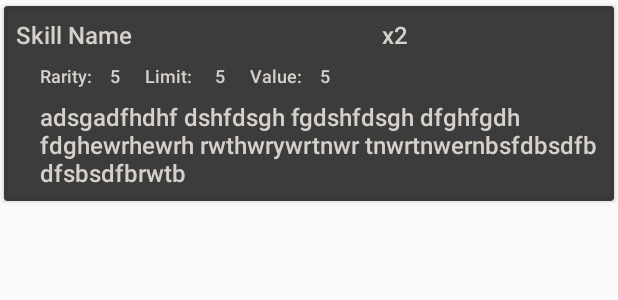
After one commit to rhinocerbus/challenge_3, an Android app: the layout item_crafting_material.xml on its own in the app's theme, with its tools: preview values and no code run, on a phone screen of 412 x 824 dp. The commit adds this screen. Shown: the top 300 px of the screen. Run offline under Robolectric (Android 15) with nearby library versions, the phone set to English and light mode, and no system bars; network calls fail.

Commit message:
add crafting info to item details

```diff
--- a/challenge/app/src/main/java/com/example/challenge/view/armor_list/ArmorDetailsBottomSheet.kt
+++ b/challenge/app/src/main/java/com/example/challenge/view/armor_list/ArmorDetailsBottomSheet.kt
@@ -30,6 +30,7 @@ class ArmorDetailsBottomSheet(private val armorListViewModel: ArmorListViewModel
     val summaryAdapter: ArmorListAdapter = ArmorListAdapter()
     val setAdapter: ArmorListAdapter = ArmorListAdapter()
     val skillsAdapter: ArmorSkillAdapter = ArmorSkillAdapter()
+    val craftingAdapter: CraftingAdapter = CraftingAdapter()
     lateinit var itemSummary: ArmorListAdapter.ArmorPieceViewHolder
     val selectionUpdate = MutableLiveData<ArmorPiece>()
 
@@ -87,6 +88,10 @@ class ArmorDetailsBottomSheet(private val armorListViewModel: ArmorListViewModel
             skillsAdapter.updateData(detailPiece.skills)
         }
 
+        crafting_recycler.adapter = craftingAdapter
+        craftingAdapter.updateViewType(crafting_recycler)
+        craftingAdapter.updateData(detailPiece.crafting)
+
         if(detailPiece.armorSet.bonus != null) {
             set_bonus_group.visibility = View.VISIBLE
             set_bonus.text = detailPiece.armorSet.bonus.toString()
--- /dev/null
+++ b/challenge/app/src/main/res/layout/item_crafting_material.xml
@@ -0,0 +1,103 @@
+<?xml version="1.0" encoding="utf-8"?>
+<androidx.cardview.widget.CardView xmlns:android="http://schemas.android.com/apk/res/android"
+    xmlns:app="http://schemas.android.com/apk/res-auto"
+    xmlns:tools="http://schemas.android.com/tools"
+    android:layout_width="match_parent"
+    android:layout_height="wrap_content"
+    app:cardBackgroundColor="@color/colorItemBackground"
+    app:cardUseCompatPadding="true">
+
+    <LinearLayout
+        android:layout_width="match_parent"
+        android:layout_height="wrap_content"
+        android:background="?selectableItemBackground"
+        android:orientation="vertical"
+        android:padding="@dimen/margin_small">
+
+        <LinearLayout
+            android:layout_width="match_parent"
+            android:layout_height="wrap_content"
+            android:orientation="horizontal"
+            android:weightSum="8">
+
+            <TextView
+                android:id="@+id/name"
+                style="@style/TextMedium.Item"
+                android:layout_width="0dp"
+                android:layout_height="wrap_content"
+                android:layout_weight="5"
+                tools:text="Skill Name" />
+
+            <TextView
+                android:id="@+id/quantity"
+                style="@style/TextMedium.Item"
+                android:layout_width="0dp"
+                android:layout_height="wrap_content"
+                android:layout_weight="1"
+                tools:text="x2" />
+        </LinearLayout>
+
+        <LinearLayout
+            android:layout_width="match_parent"
+            android:layout_height="wrap_content"
+            android:orientation="horizontal"
+            android:layout_marginStart="@dimen/margin_medium"
+            android:layout_marginTop="@dimen/margin_small"
+            android:weightSum="8">
+
+            <TextView
+                style="@style/TextSmall.Item"
+                android:layout_width="0dp"
+                android:layout_height="wrap_content"
+                android:layout_weight="1"
+                android:text="Rarity:" />
+
+            <TextView
+                android:id="@+id/rarity"
+                style="@style/TextSmall.Item"
+                android:layout_width="0dp"
+                android:layout_height="wrap_content"
+                android:layout_weight=".5"
+                tools:text="5" />
+
+            <TextView
+                style="@style/TextSmall.Item"
+                android:layout_width="0dp"
+                android:layout_height="wrap_content"
+                android:layout_weight="1"
+                android:text="Limit:" />
+
+            <TextView
+                android:id="@+id/limit"
+                style="@style/TextSmall.Item"
+                android:layout_width="0dp"
+                android:layout_height="wrap_content"
+                android:layout_weight=".5"
+                tools:text="5" />
+
+            <TextView
+                style="@style/TextSmall.Item"
+                android:layout_width="0dp"
+                android:layout_height="wrap_content"
+                android:layout_weight="1"
+                android:text="Value:" />
+
+            <TextView
+                android:id="@+id/value"
+                style="@style/TextSmall.Item"
+                android:layout_width="0dp"
+                android:layout_height="wrap_content"
+                android:layout_weight=".5"
+                tools:text="5" />
+        </LinearLayout>
+
+        <TextView
+            android:id="@+id/skill_description"
+            style="@style/TextMedium.Item"
+            android:layout_width="match_parent"
+            android:layout_marginTop="@dimen/margin_small"
+            android:layout_marginStart="@dimen/margin_medium"
+            android:layout_height="wrap_content"
+            tools:text="adsgadfhdhf dshfdsgh fgdshfdsgh dfghfgdh fdghewrhewrh rwthwrywrtnwr tnwrtnwernbsfdbsdfb dfsbsdfbrwtb " />
+    </LinearLayout>
+</androidx.cardview.widget.CardView>
```
Also changed, not shown: challenge/app/src/main/java/com/example/challenge/view/armor_list/CraftingAdapter.kt (added, +79 -0 lines), challenge/app/src/main/res/layout/sheet_armor_details.xml (+13 -0 lines).
